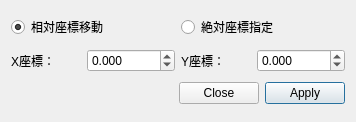
The window that src/Dialog/MoveTransformDialog.ui (hal1437/BlockMaker) describes before a commit, drawn with Qt 5.
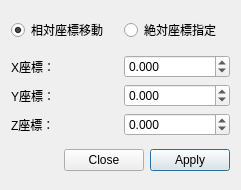
The same window after the commit.

Commit message: MoveTransformDialogを三次元に対応

Patch:
```diff
--- a/src/Dialog/MoveTransformDialog.ui
+++ b/src/Dialog/MoveTransformDialog.ui
@@ -6,8 +6,8 @@
    <rect>
     <x>0</x>
     <y>0</y>
-    <width>356</width>
-    <height>122</height>
+    <width>241</width>
+    <height>190</height>
    </rect>
   </property>
   <property name="windowTitle">
@@ -39,15 +39,8 @@
     </layout>
    </item>
    <item>
-    <layout class="QHBoxLayout" name="horizontalLayout_2">
-     <item>
-      <widget class="QLabel" name="label">
-       <property name="text">
-        <string>X座標：</string>
-       </property>
-      </widget>
-     </item>
-     <item>
+    <layout class="QGridLayout" name="gridLayout">
+     <item row="0" column="1">
       <widget class="QDoubleSpinBox" name="XSpinBox">
        <property name="decimals">
         <number>3</number>
@@ -60,15 +53,42 @@
        </property>
       </widget>
      </item>
-     <item>
+     <item row="1" column="1">
+      <widget class="QDoubleSpinBox" name="YSpinBox">
+       <property name="decimals">
+        <number>3</number>
+       </property>
+       <property name="minimum">
+        <double>-10000.000000000000000</double>
+       </property>
+       <property name="maximum">
+        <double>10000.000000000000000</double>
+       </property>
+      </widget>
+     </item>
+     <item row="1" column="0">
       <widget class="QLabel" name="label_2">
        <property name="text">
         <string>Y座標：</string>
        </property>
       </widget>
      </item>
-     <item>
-      <widget class="QDoubleSpinBox" name="YSpinBox">
+     <item row="0" column="0">
+      <widget class="QLabel" name="label">
+       <property name="text">
+        <string>X座標：</string>
+       </property>
+      </widget>
+     </item>
+     <item row="2" column="0">
+      <widget class="QLabel" name="label_3">
+       <property name="text">
+        <string>Z座標：</string>
+       </property>
+      </widget>
+     </item>
+     <item row="2" column="1">
+      <widget class="QDoubleSpinBox" name="ZSpinBox">
        <property name="decimals">
         <number>3</number>
        </property>
```
The commit also changes 5 other files.
